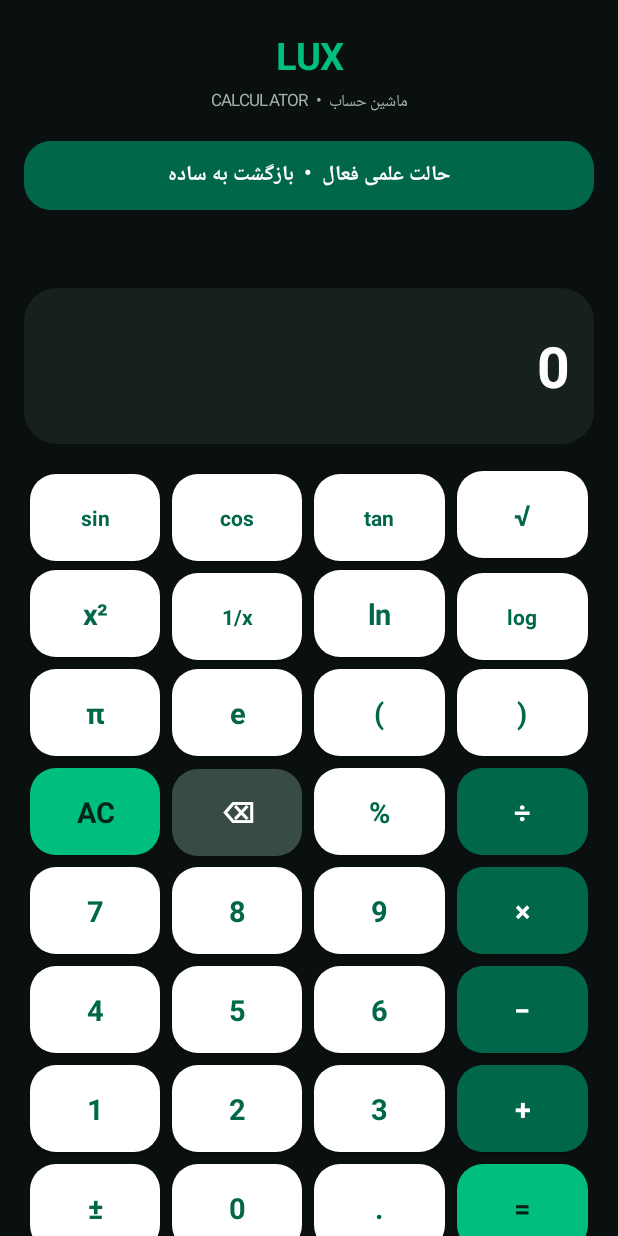
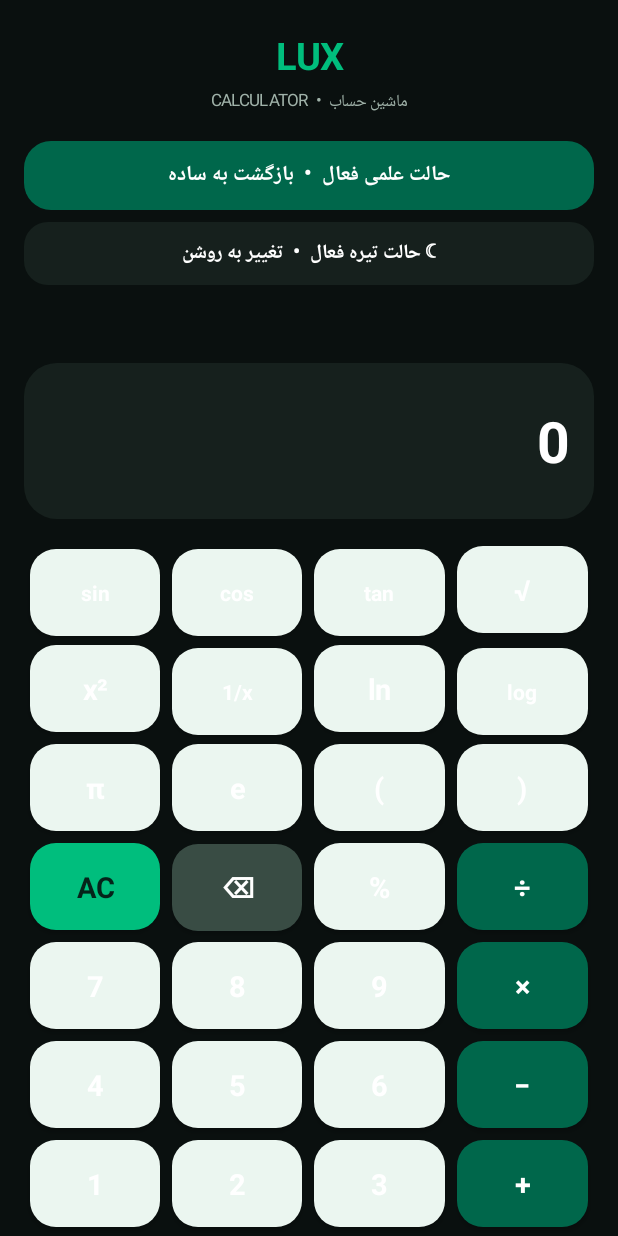
Before and after one commit to m4hmoud19811-dot/my-calculator, an Android app: the screen it shows after launch (MainActivity), after a tap on "حالت ساده • نمایش ابزارهای علمی", on a phone screen of 412 x 824 dp. Run offline under Robolectric (Android 15) with nearby library versions, the phone set to English and light mode, and no system bars.

Commit message:
Add persistent light and dark themes

```diff
--- a/app/src/main/java/com/example/mycalculator/MainActivity.java
+++ b/app/src/main/java/com/example/mycalculator/MainActivity.java
@@ -13,18 +13,30 @@ import java.util.Locale;
 
 public class MainActivity extends Activity {
     private LinearLayout root, keypad;
-    private TextView display, history, modeButton;
+    private TextView display, history, modeButton, themeButton, brand, subtitle, foot;
     private boolean scientific = false, degrees = true, resultShown = false;
     private String expression = "";
-    private int bg = Color.rgb(10, 16, 15);
-    private int panel = Color.rgb(22, 32, 29);
-    private int emerald = Color.rgb(0, 190, 125);
-    private int deep = Color.rgb(0, 103, 75);
-    private int white = Color.WHITE;
-    private int muted = Color.rgb(160, 178, 169);
+    private boolean lightTheme = false;
+    private int bg, panel, emerald, deep, white, muted, keyFace;
+
+    private void applyPalette() {
+        if (lightTheme) {
+            bg = Color.rgb(242, 247, 244); panel = Color.rgb(255, 255, 255);
+            emerald = Color.rgb(0, 145, 96); deep = Color.rgb(0, 92, 68);
+            white = Color.rgb(24, 47, 39); muted = Color.rgb(105, 126, 116);
+            keyFace = Color.rgb(224, 239, 231);
+        } else {
+            bg = Color.rgb(10, 16, 15); panel = Color.rgb(22, 32, 29);
+            emerald = Color.rgb(0, 190, 125); deep = Color.rgb(0, 103, 75);
+            white = Color.WHITE; muted = Color.rgb(160, 178, 169);
+            keyFace = Color.rgb(235, 246, 240);
+        }
+    }
 
     @Override public void onCreate(Bundle state) {
         super.onCreate(state);
+        lightTheme = getPreferences(0).getBoolean("light_theme", false);
+        applyPalette();
         getWindow().setStatusBarColor(bg);
         getWindow().setNavigationBarColor(bg);
         buildScreen();
@@ -45,7 +57,7 @@ public class MainActivity extends Activity {
         root.setPadding(dp(16), dp(18), dp(16), dp(16));
         root.setBackgroundColor(bg);
 
-        TextView brand = new TextView(this);
+        brand = new TextView(this);
         brand.setText("LUX");
         brand.setTextColor(emerald);
         brand.setTextSize(25);
@@ -53,7 +65,7 @@ public class MainActivity extends Activity {
         brand.setGravity(Gravity.CENTER);
         root.addView(brand, new LinearLayout.LayoutParams(-1, dp(38)));
 
-        TextView subtitle = new TextView(this);
+        subtitle = new TextView(this);
         subtitle.setText("CALCULATOR  •  ماشین حساب");
         subtitle.setTextColor(muted);
         subtitle.setTextSize(11);
@@ -70,6 +82,21 @@ public class MainActivity extends Activity {
         LinearLayout.LayoutParams mp = new LinearLayout.LayoutParams(-1, dp(46));
         mp.topMargin = dp(14);
         root.addView(modeButton, mp);
+        themeButton = new TextView(this);
+        themeButton.setGravity(Gravity.CENTER);
+        themeButton.setTextSize(13);
+        themeButton.setTypeface(null, Typeface.BOLD);
+        themeButton.setTextColor(white);
+        themeButton.setBackground(shape(panel, dp(16)));
+        LinearLayout.LayoutParams tp = new LinearLayout.LayoutParams(-1, dp(42));
+        tp.topMargin = dp(8);
+        root.addView(themeButton, tp);
+        themeButton.setOnClickListener(v -> {
+            lightTheme = !lightTheme;
+            getPreferences(0).edit().putBoolean("light_theme", lightTheme).apply();
+            applyPalette();
+            refreshTheme();
+        });
         modeButton.setOnClickListener(v -> {
             scientific = !scientific;
             updateMode();
@@ -103,7 +130,7 @@ public class MainActivity extends Activity {
         kp.topMargin = dp(14);
         root.addView(keypad, kp);
 
-        TextView foot = new TextView(this);
+        foot = new TextView(this);
         foot.setText("LUX CALCULATOR  •  SIMPLE & SCIENTIFIC");
         foot.setTextColor(Color.rgb(92, 116, 105));
         foot.setTextSize(9);
@@ -115,11 +142,34 @@ public class MainActivity extends Activity {
         scroll.addView(root);
         setContentView(scroll);
         updateMode();
+        updateThemeLabel();
         drawKeys();
     }
 
     private void updateMode() {
         modeButton.setText(scientific ? "حالت علمی فعال  •  بازگشت به ساده" : "حالت ساده  •  نمایش ابزارهای علمی");
+    }
+
+    private void updateThemeLabel() {
+        themeButton.setText(lightTheme ? "☀ حالت روشن فعال  •  تغییر به تیره" : "☾ حالت تیره فعال  •  تغییر به روشن");
+    }
+
+    private void refreshTheme() {
+        root.setBackgroundColor(bg);
+        brand.setTextColor(emerald);
+        subtitle.setTextColor(muted);
+        history.setTextColor(muted);
+        display.setTextColor(white);
+        display.setBackground(shape(panel, dp(22)));
+        modeButton.setTextColor(Color.WHITE);
+        modeButton.setBackground(shape(deep, dp(18)));
+        themeButton.setTextColor(white);
+        themeButton.setBackground(shape(panel, dp(16)));
+        foot.setTextColor(muted);
+        getWindow().setStatusBarColor(bg);
+        getWindow().setNavigationBarColor(bg);
+        drawKeys();
+        updateThemeLabel();
     }
 
     private void drawKeys() {
@@ -156,7 +206,7 @@ public class MainActivity extends Activity {
                 button.setTextSize(key.length() > 2 ? 14 : 19);
                 button.setTypeface(null, Typeface.BOLD);
                 button.setGravity(Gravity.CENTER);
-                int color = white, ink = deep;
+                int color = keyFace, ink = white;
                 if ("÷×−+".contains(key) && key.length() == 1) { color = deep; ink = white; }
                 if (key.equals("=")) { color = emerald; ink = Color.rgb(5, 35, 26); }
                 if (key.equals("AC")) { color = emerald; ink = Color.rgb(5, 35, 26); }
```
